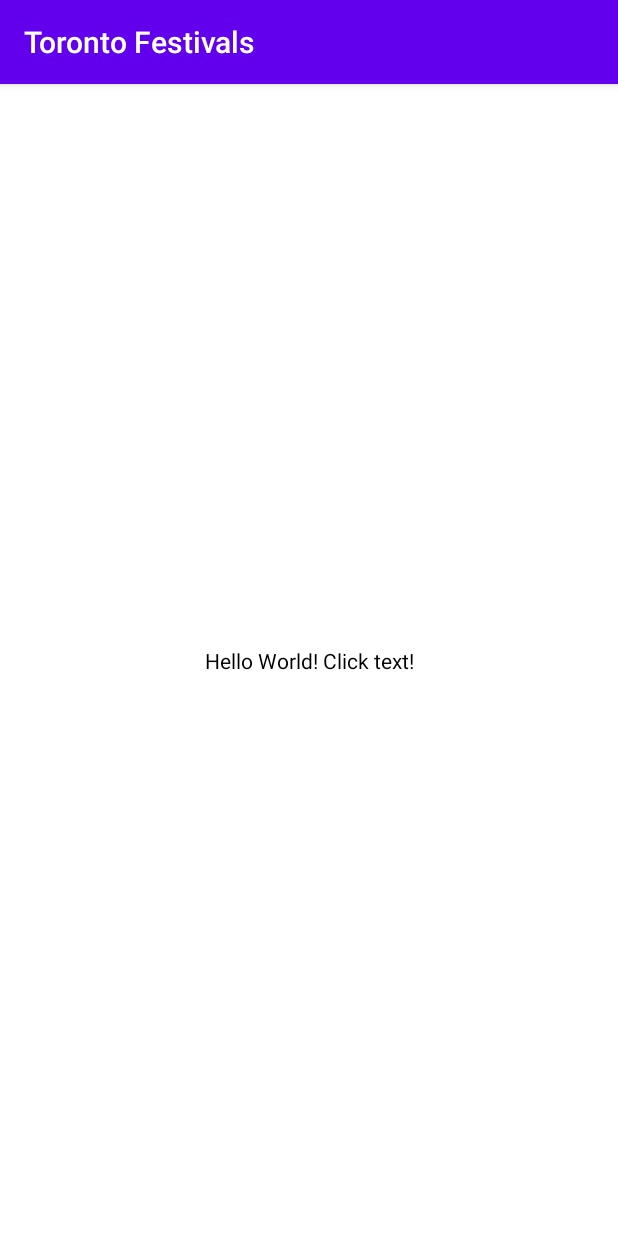
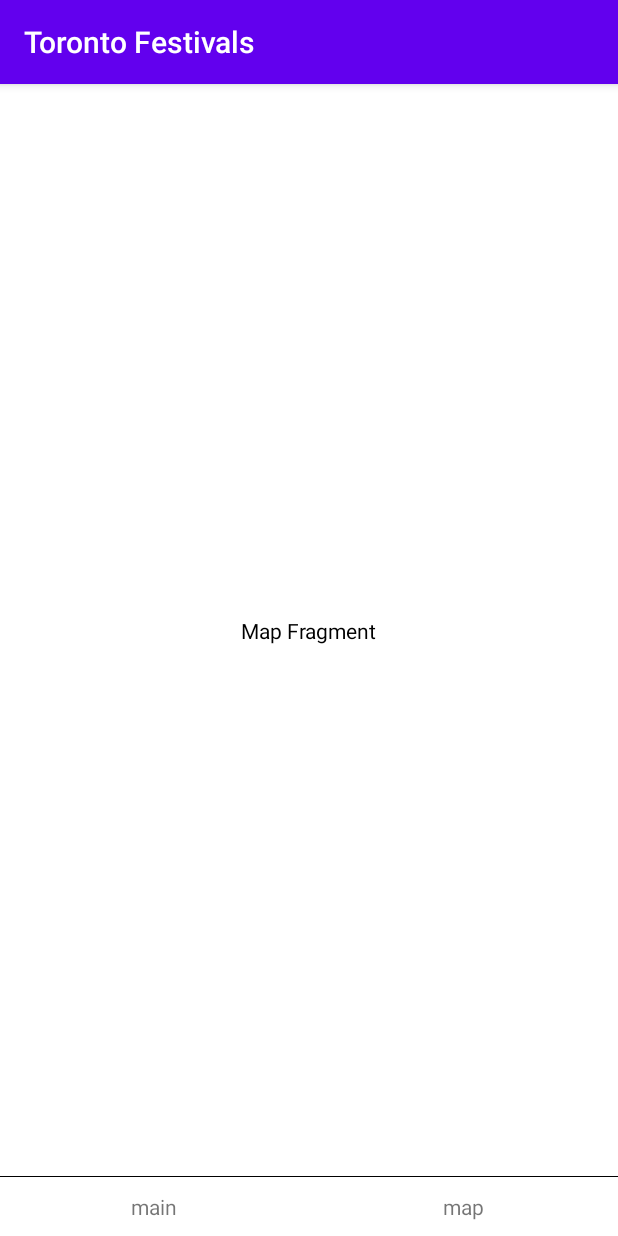
Before and after one commit to s1008h97/TorontoFestivals, an Android app: the screen it shows after launch (FestivalsActivity before the commit, MainActivity after it), on a phone screen of 412 x 824 dp. Run offline under Robolectric (Android 15) with nearby library versions, the phone set to English and light mode, and no system bars.

Commit message:
1. Add Firebase 2. Add Fragment and ViewPager 3. Add google-services.json

```diff
--- a/app/src/main/AndroidManifest.xml
+++ b/app/src/main/AndroidManifest.xml
@@ -10,7 +10,7 @@
         android:supportsRtl="true"
         android:theme="@style/Theme.TorontoFestivals">
         <activity
-            android:name=".view.FestivalsActivity"
+            android:name=".view.MainActivity"
             android:exported="true">
             <intent-filter>
                 <action android:name="android.intent.action.MAIN" />
--- /dev/null
+++ b/app/src/main/java/com/toronto/festivals/jk/util/OnSingleClickListener.kt
@@ -0,0 +1,27 @@
+package com.toronto.festivals.jk.util
+
+import android.os.SystemClock
+import android.view.View
+
+abstract class OnSingleClickListener : View.OnClickListener {
+    private var mLastClickTime: Long = 0
+    abstract fun onSingleClick(view: View?)
+    override fun onClick(view: View) {
+        val currentClickTime = SystemClock.uptimeMillis()
+        val elapsedTime = currentClickTime - mLastClickTime
+        mLastClickTime = currentClickTime
+
+        // 중복 클릭인 경우
+        if (elapsedTime <= MIN_CLICK_INTERVAL) {
+            return
+        }
+
+        // 중복 클릭이 아니라면 추상함수 호출
+        onSingleClick(view)
+    }
+
+    companion object {
+        // 중복 클릭 방지 시간 설정
+        private const val MIN_CLICK_INTERVAL: Long = 600
+    }
+}
--- a/app/src/main/java/com/toronto/festivals/jk/view/FestivalsActivity.kt
+++ /dev/null
@@ -1,38 +0,0 @@
-package com.toronto.festivals.jk.view
-
-import android.os.Bundle
-import androidx.appcompat.app.AppCompatActivity
-import androidx.lifecycle.Observer
-import androidx.lifecycle.ViewModelProvider
-import com.toronto.festivals.jk.R
-import com.toronto.festivals.jk.databinding.ActivityMainBinding
-import com.toronto.festivals.jk.viewmodel.FestivalsViewModel
-import com.toronto.festivals.jk.viewmodel.factory.FestivalsViewModelFactory
-
-class FestivalsActivity : AppCompatActivity() {
-    private lateinit var binding: ActivityMainBinding
-    private lateinit var viewModel: FestivalsViewModel
-    override fun onCreate(savedInstanceState: Bundle?) {
-        super.onCreate(savedInstanceState)
-        binding = ActivityMainBinding.inflate(layoutInflater)
-        val view = binding.root
-        setContentView(view)
-
-        setUpViewModel()
-        setUpListeners()
-    }
-
-    private fun setUpViewModel() {
-        viewModel =
-            ViewModelProvider(this, FestivalsViewModelFactory()).get(FestivalsViewModel::class.java)
-        viewModel.liveData.observe(this, Observer {
-            binding.btnTest.text = it.toString()
-        })
-    }
-
-    private fun setUpListeners() {
-        binding.btnTest.setOnClickListener {
-            viewModel.increment("Clicked the button!")
-        }
-    }
-}
--- /dev/null
+++ b/app/src/main/java/com/toronto/festivals/jk/view/FestivalsFragment.kt
@@ -0,0 +1,35 @@
+package com.toronto.festivals.jk.view
+
+import android.os.Bundle
+import androidx.fragment.app.Fragment
+import android.view.LayoutInflater
+import android.view.View
+import android.view.ViewGroup
+import com.toronto.festivals.jk.R
+import com.toronto.festivals.jk.databinding.FragmentFestivalsBinding
+import com.toronto.festivals.jk.databinding.FragmentMapBinding
+
+class FestivalsFragment : Fragment() {
+
+    private var binding: FragmentFestivalsBinding? = null  //fragment_tab.xml 을 바인딩
+
+    override fun onCreateView(
+        inflater: LayoutInflater,
+        container: ViewGroup?,
+        savedInstanceState: Bundle?
+    ): View? {
+
+        binding = FragmentFestivalsBinding.inflate(inflater, container, false)
+
+
+        return binding?.root
+
+    }
+
+
+    override fun onDestroyView() {
+        super.onDestroyView()
+        binding = null
+    }
+
+}
--- /dev/null
+++ b/app/src/main/java/com/toronto/festivals/jk/view/MainActivity.kt
@@ -0,0 +1,90 @@
+package com.toronto.festivals.jk.view
+
+import android.os.Bundle
+import android.view.View
+import androidx.appcompat.app.AppCompatActivity
+import androidx.fragment.app.Fragment
+import androidx.fragment.app.FragmentManager
+import androidx.fragment.app.FragmentStatePagerAdapter
+import androidx.viewpager.widget.PagerAdapter
+import androidx.viewpager.widget.ViewPager.OnPageChangeListener
+import com.toronto.festivals.jk.R
+import com.toronto.festivals.jk.databinding.ActivityMainBinding
+import com.toronto.festivals.jk.util.OnSingleClickListener
+
+class MainActivity : AppCompatActivity() {
+    private lateinit var binding: ActivityMainBinding
+
+    private lateinit var pagerAdapter: PagerAdapter
+
+    var mapFragment: MapFragment? = null
+    var festivalsFragment: FestivalsFragment? = null
+
+    override fun onCreate(savedInstanceState: Bundle?) {
+        super.onCreate(savedInstanceState)
+        binding = ActivityMainBinding.inflate(layoutInflater)
+        val view = binding.root
+        setContentView(view)
+
+        setUpFragment()
+    }
+
+    // Fragment Setting
+    private fun setUpFragment() {
+        pagerAdapter = ScreenSlidePagerAdapter(supportFragmentManager, 1)
+        binding.viewPager.adapter = pagerAdapter
+
+        pagerAdapter.startUpdate(binding.viewPager)
+        mapFragment = pagerAdapter.instantiateItem(binding.viewPager, 0) as MapFragment
+        festivalsFragment = pagerAdapter.instantiateItem(binding.viewPager, 1) as FestivalsFragment
+        binding.viewPager.addOnPageChangeListener(mOnPageChangeListener)
+
+        binding.tabMain.setOnClickListener(object : OnSingleClickListener() {
+            override fun onSingleClick(view: View?) {
+                binding.viewPager.currentItem = 0
+            }
+        })
+        binding.tabMap.setOnClickListener(object : OnSingleClickListener() {
+            override fun onSingleClick(view: View?) {
+                binding.viewPager.currentItem = 1
+            }
+        })
+    }
+
+    private class ScreenSlidePagerAdapter(fm: FragmentManager, behavior: Int) :
+        FragmentStatePagerAdapter(fm, behavior) {
+        override fun getItem(position: Int): Fragment {
+            return when (position) {
+                0 -> MapFragment()
+                1 -> FestivalsFragment()
+                else -> return MapFragment()
+            }
+        }
+
+        override fun getCount(): Int {
+            return 2
+        }
+    }
+
+    private val mOnPageChangeListener: OnPageChangeListener = object : OnPageChangeListener {
+        override fun onPageScrolled(
+            position: Int,
+            positionOffset: Float,
+            positionOffsetPixels: Int
+        ) {
+        }
+
+        override fun onPageSelected(position: Int) {
+            if (position == 0) {
+                binding.tabMain.setTextColor(resources.getColor(R.color.black))
+                binding.tabMap.setTextColor(resources.getColor(R.color.colorE0E0E0))
+            } else if (position == 1) {
+                binding.tabMap.setTextColor(resources.getColor(R.color.black))
+                binding.tabMain.setTextColor(resources.getColor(R.color.colorE0E0E0))
+            }
+        }
+
+        override fun onPageScrollStateChanged(state: Int) {}
+    }
+
+}
--- /dev/null
+++ b/app/src/main/java/com/toronto/festivals/jk/view/MapFragment.kt
@@ -0,0 +1,34 @@
+package com.toronto.festivals.jk.view
+
+import android.os.Bundle
+import androidx.fragment.app.Fragment
+import android.view.LayoutInflater
+import android.view.View
+import android.view.ViewGroup
+import com.toronto.festivals.jk.R
+import com.toronto.festivals.jk.databinding.FragmentMapBinding
+
+class MapFragment : Fragment() {
+
+    private var binding: FragmentMapBinding? = null  //fragment_tab.xml 을 바인딩
+
+    override fun onCreateView(
+        inflater: LayoutInflater,
+        container: ViewGroup?,
+        savedInstanceState: Bundle?
+    ): View? {
+
+        binding = FragmentMapBinding.inflate(inflater, container, false)
+
+
+        return binding?.root
+
+    }
+
+
+    override fun onDestroyView() {
+        super.onDestroyView()
+        binding = null
+    }
+
+}
--- a/app/src/main/res/layout/activity_main.xml
+++ b/app/src/main/res/layout/activity_main.xml
@@ -5,7 +5,7 @@
     android:layout_width="match_parent"
     android:layout_height="match_parent"
     android:background="@android:color/white"
-    tools:context=".view.FestivalsActivity">
+    tools:context=".view.MainActivity">
 
     <TextView
         android:id="@+id/btnTest"
@@ -13,9 +13,52 @@
         android:layout_height="wrap_content"
         android:text="Hello World!"
         android:textColor="@android:color/black"
+        android:visibility="gone"
         app:layout_constraintBottom_toBottomOf="parent"
         app:layout_constraintLeft_toLeftOf="parent"
         app:layout_constraintRight_toRightOf="parent"
         app:layout_constraintTop_toTopOf="parent" />
 
+    <androidx.viewpager.widget.ViewPager
+        android:id="@+id/viewPager"
+        android:layout_width="0dp"
+        android:layout_height="0dp"
+        app:layout_constraintBottom_toTopOf="@+id/viewLine"
+        app:layout_constraintEnd_toEndOf="parent"
+        app:layout_constraintStart_toStartOf="parent"
+        app:layout_constraintTop_toTopOf="parent" />
+
+    <View
+        android:id="@+id/viewLine"
+        android:layout_width="0dp"
+        android:layout_height="0.25dp"
+        android:background="@color/black"
+        app:layout_constraintBottom_toTopOf="@+id/tabMain"
+        app:layout_constraintEnd_toEndOf="parent"
+        app:layout_constraintStart_toStartOf="parent" />
+
+    <TextView
+        android:id="@+id/tabMain"
+        android:layout_width="0dp"
+        android:layout_height="wrap_content"
+        android:gravity="center"
+        android:paddingTop="10dp"
+        android:paddingBottom="10dp"
+        android:text="main"
+        app:layout_constraintBottom_toBottomOf="parent"
+        app:layout_constraintEnd_toStartOf="@+id/tabMap"
+        app:layout_constraintStart_toStartOf="parent" />
+
+    <TextView
+        android:id="@+id/tabMap"
+        android:layout_width="0dp"
+        android:layout_height="wrap_content"
+        android:gravity="center"
+        android:paddingTop="10dp"
+        android:paddingBottom="10dp"
+        android:text="map"
+        app:layout_constraintBottom_toBottomOf="parent"
+        app:layout_constraintEnd_toEndOf="parent"
+        app:layout_constraintStart_toEndOf="@+id/tabMain" />
+
 </androidx.constraintlayout.widget.ConstraintLayout>
--- /dev/null
+++ b/app/src/main/res/layout/fragment_map.xml
@@ -0,0 +1,20 @@
+<?xml version="1.0" encoding="utf-8"?>
+<androidx.constraintlayout.widget.ConstraintLayout xmlns:android="http://schemas.android.com/apk/res/android"
+    xmlns:app="http://schemas.android.com/apk/res-auto"
+    xmlns:tools="http://schemas.android.com/tools"
+    android:layout_width="match_parent"
+    android:layout_height="match_parent"
+    tools:context=".view.MapFragment">
+
+    <TextView
+        android:id="@+id/text"
+        android:layout_width="wrap_content"
+        android:layout_height="wrap_content"
+        android:text="Map Fragment"
+        android:textColor="@color/black"
+        app:layout_constraintBottom_toBottomOf="parent"
+        app:layout_constraintEnd_toEndOf="parent"
+        app:layout_constraintStart_toStartOf="parent"
+        app:layout_constraintTop_toTopOf="parent" />
+
+</androidx.constraintlayout.widget.ConstraintLayout>
--- a/app/src/main/res/values/colors.xml
+++ b/app/src/main/res/values/colors.xml
@@ -7,4 +7,5 @@
     <color name="teal_700">#FF018786</color>
     <color name="black">#FF000000</color>
     <color name="white">#FFFFFFFF</color>
+    <color name="colorE0E0E0">#E0E0E0</color>
 </resources>
--- a/build.gradle
+++ b/build.gradle
@@ -2,7 +2,8 @@
 plugins {
     id 'com.android.application' version '7.1.2' apply false
     id 'com.android.library' version '7.1.2' apply false
-    id 'org.jetbrains.kotlin.android' version '1.5.30' apply false
+    id 'org.jetbrains.kotlin.android' version '1.6.10' apply false
+    id 'com.google.gms.google-services' version '4.3.10' apply false
 }
 
 task clean(type: Delete) {
```
Also changed, not shown: app/build.gradle (+8 -2 lines), app/src/main/res/layout/fragment_festivals.xml (added, +20 -0 lines), 1 other file.
